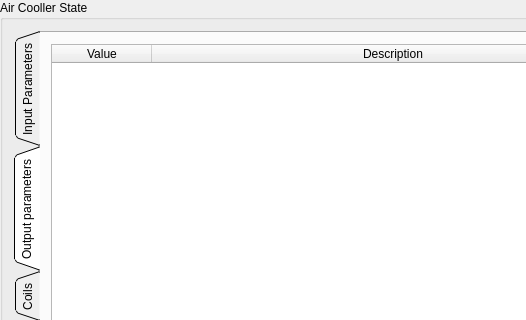
Before: the Qt Designer form AirCoolControll/AirCoolControll/coolerstatewidget.ui in ComEngineering/AirCoolControl_Desktop, drawn with Qt 5; both pictures show x 0 to 526 and y 0 to 320 of the 662 by 531 pixel window.
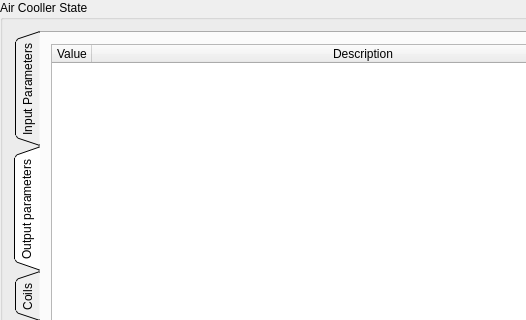
After: the same form once the commit is applied. The open tabs and pages were chosen to show the change.

Patch:
```diff
--- a/AirCoolControll/AirCoolControll/coolerstatewidget.ui
+++ b/AirCoolControll/AirCoolControll/coolerstatewidget.ui
@@ -105,6 +105,12 @@
           <layout class="QGridLayout" name="gridLayout_4">
            <item row="0" column="0">
             <widget class="QTableWidget" name="outputParametersTable">
+             <attribute name="horizontalHeaderDefaultSectionSize">
+              <number>40</number>
+             </attribute>
+             <attribute name="horizontalHeaderMinimumSectionSize">
+              <number>40</number>
+             </attribute>
              <attribute name="horizontalHeaderStretchLastSection">
               <bool>true</bool>
              </attribute>
```
Left out of the diff: 3 changed lines with no effect on the pictures.
